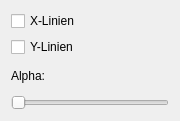
Haschtl/RealTimeOpenControl, file RTOC/RTOC_GUI/ui/gridViewWidget.ui: the form before one commit.
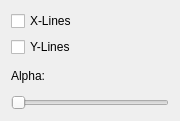
The form after the commit.

```diff
--- a/RTOC/RTOC_GUI/ui/gridViewWidget.ui
+++ b/RTOC/RTOC_GUI/ui/gridViewWidget.ui
@@ -17,14 +17,14 @@
    <item>
     <widget class="QCheckBox" name="xCheckbox">
      <property name="text">
-      <string>X-Linien</string>
+      <string>X-Lines</string>
      </property>
     </widget>
    </item>
    <item>
     <widget class="QCheckBox" name="yCheckbox">
      <property name="text">
-      <string>Y-Linien</string>
+      <string>Y-Lines</string>
      </property>
     </widget>
    </item>
```
